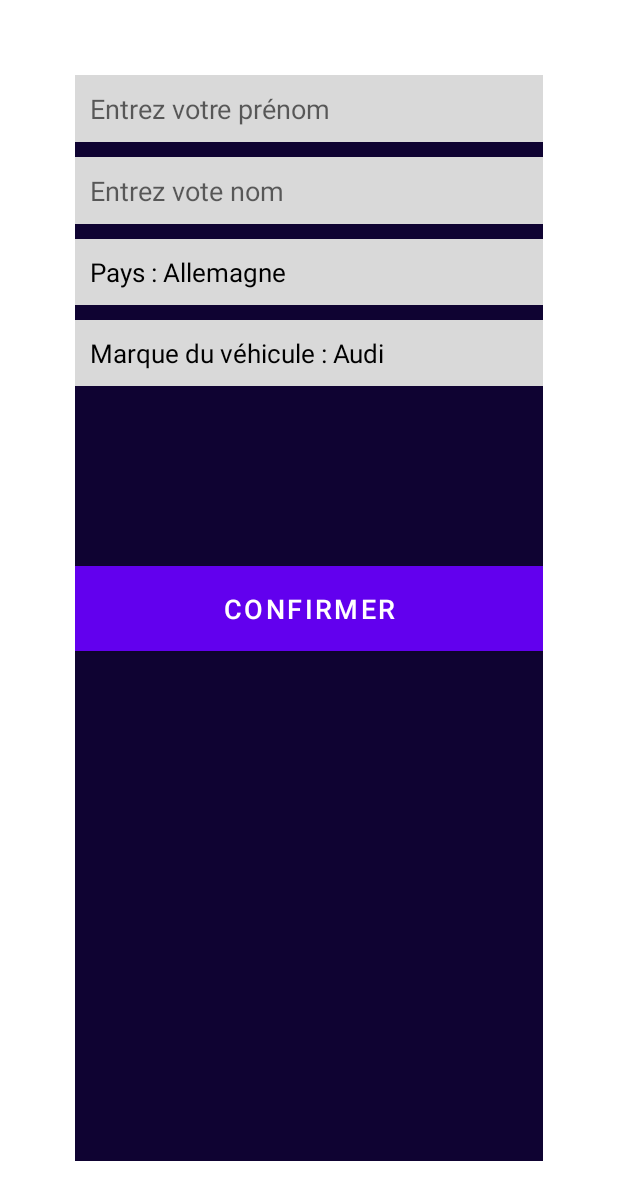
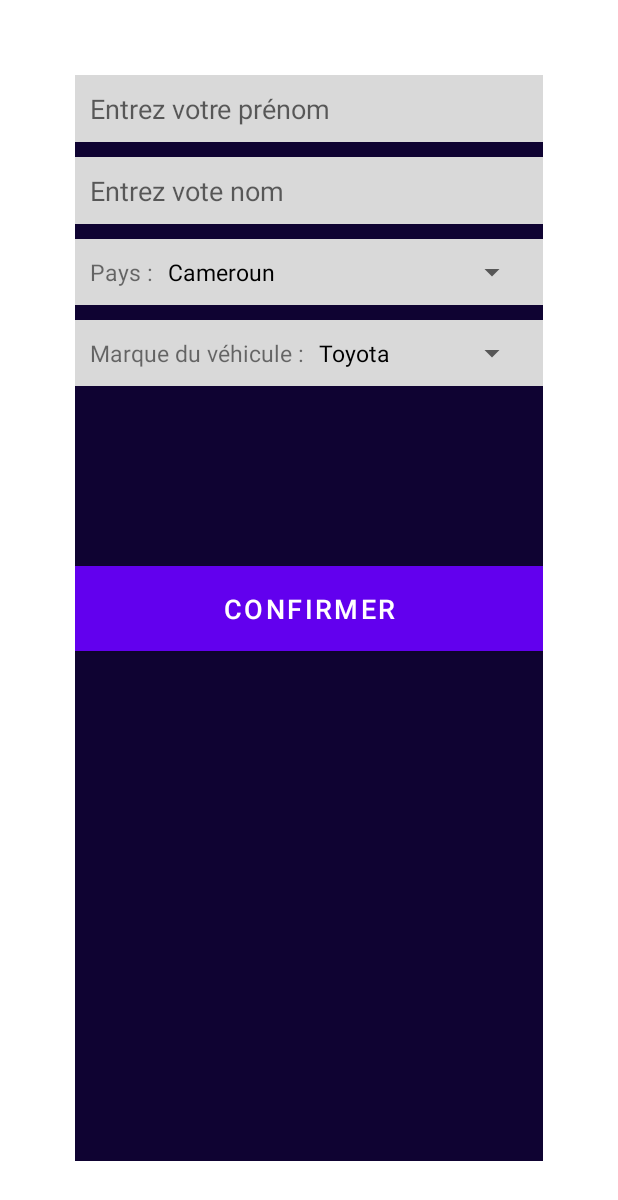
Before and after one commit to lionel-nyamsi/PFE_2023, an Android app: the layout fragment_registration.xml on its own in the app's theme, with its tools: preview values and no code run, on a phone screen of 412 x 824 dp. Shown: the top 1200 px of the screen. Run offline under Robolectric (Android 15) with nearby library versions, the phone set to English and light mode, and no system bars.

Commit message:
Finalisation du developpement front-end de l'application sur Android

```diff
--- a/AndroidApp/app/src/main/res/layout/fragment_registration.xml
+++ b/AndroidApp/app/src/main/res/layout/fragment_registration.xml
@@ -24,23 +24,53 @@
         android:padding="@dimen/defaultMargin"
         android:background="@color/gray"/>
 
-    <Spinner
-        android:id="@+id/country_spinner"
+
+    <LinearLayout
         android:layout_width="match_parent"
         android:layout_height="wrap_content"
+        android:background="@color/gray"
+        android:orientation="horizontal"
         android:layout_marginTop="@dimen/defaultMargin"
-        android:entries="@array/chooseCountrySpinnerInput"
-        android:padding="@dimen/defaultMargin"
-        android:background="@color/gray"/>
+        android:padding="@dimen/defaultMargin">
 
-    <Spinner
-        android:id="@+id/mark_spinner"
+        <TextView
+            android:layout_width="wrap_content"
+            android:layout_height="wrap_content"
+            android:text="@string/countryLabel"
+            android:textSize="15dp"/>
+
+        <Spinner
+            android:id="@+id/country_spinner"
+            android:layout_width="match_parent"
+            android:layout_height="wrap_content"
+            android:entries="@array/chooseCountrySpinnerInput"
+            android:layout_marginLeft="@dimen/defaultMargin"/>
+
+    </LinearLayout>
+
+
+    <LinearLayout
         android:layout_width="match_parent"
         android:layout_height="wrap_content"
+        android:background="@color/gray"
+        android:orientation="horizontal"
         android:layout_marginTop="@dimen/defaultMargin"
-        android:entries="@array/chooseVehiculeMarkSpinnerInput"
-        android:padding="@dimen/defaultMargin"
-        android:background="@color/gray"/>
+        android:padding="@dimen/defaultMargin">
+
+        <TextView
+            android:layout_width="wrap_content"
+            android:layout_height="wrap_content"
+            android:text="@string/markVehiculeLabel"
+            android:textSize="15dp"/>
+
+        <Spinner
+            android:id="@+id/mark_spinner"
+            android:layout_width="match_parent"
+            android:layout_height="wrap_content"
+            android:entries="@array/chooseVehiculeMarkSpinnerInput"
+            android:layout_marginLeft="@dimen/defaultMargin"/>
+
+    </LinearLayout>
 
 
     <Button
--- a/AndroidApp/app/src/main/res/layout/registrer_page.xml
+++ b/AndroidApp/app/src/main/res/layout/registrer_page.xml
@@ -40,7 +40,7 @@
     </LinearLayout>
 
     <FrameLayout
-        android:id="@+id/frament_container"
+        android:id="@+id/fragment_container"
         android:layout_width="match_parent"
         android:layout_height="wrap_content"
         android:layout_marginTop="30dp"
--- a/AndroidApp/app/src/main/res/values/dimens.xml
+++ b/AndroidApp/app/src/main/res/values/dimens.xml
@@ -5,4 +5,5 @@
     <dimen name="defaultMargin">10dp</dimen>
     <dimen name="headerMargin">80dp</dimen>
     <dimen name="borderResgistrer">50dp</dimen>
+    <dimen name="layoutMargin">50dp</dimen>
 </resources>
--- a/AndroidApp/app/src/main/res/values/strings.xml
+++ b/AndroidApp/app/src/main/res/values/strings.xml
@@ -12,20 +12,22 @@
     <!-- Registration page -->
     <string name="surnameInput">Entrez votre prénom</string>
     <string name="nameInput">Entrez vote nom</string>
+    <string name="countryLabel">Pays :</string>
+    <string name="markVehiculeLabel">Marque du véhicule : </string>
     <string name="checkBoxText">Se souvenir de moi.</string>
     <string name="confirmButtonText">CONFIRMER</string>
 
     <string-array name="chooseCountrySpinnerInput">
-        <item>Pays : Allemagne</item>
-        <item>Pays : Cameroun</item>
-        <item>Pays : France</item>
+        <item>Cameroun</item>
+        <item>Allemagne</item>
+        <item>France</item>
     </string-array>
 
     <string-array name="chooseVehiculeMarkSpinnerInput">
-        <item>Marque du véhicule : Audi</item>
-        <item>Marque du véhicule : Mercedes Benz</item>
-        <item>Marque du véhicule : Lexus</item>
-        <item>Marque du véhicule : Toyota</item>
+        <item>Toyota</item>
+        <item>Mercedes Benz</item>
+        <item>Lexus</item>
+        <item>Audi</item>
     </string-array>
 
 
--- a/AndroidApp/app/src/main/res/values/themes.xml
+++ b/AndroidApp/app/src/main/res/values/themes.xml
@@ -25,6 +25,6 @@
 
     <style name="chooseTextStyle">
         <item name="android:textColor">@color/black</item>
-        <item name="android:textSize">17dp</item>
+        <item name="android:textSize">15dp</item>
     </style>
 </resources>
```
Also changed, not shown: AndroidApp/app/src/main/java/cm/pfe2023/li_ionassist/MainActivity.kt (+7 -4 lines), AndroidApp/app/src/main/java/cm/pfe2023/li_ionassist/fragments/ConnectionFragment.kt (added, +19 -0 lines), AndroidApp/app/src/main/java/cm/pfe2023/li_ionassist/fragments/ScanCodeFragment.kt (added, +19 -0 lines), AndroidApp/app/src/main/java/cm/pfe2023/li_ionassist/fragments/WelcomeFragment.kt (added, +18 -0 lines), AndroidApp/app/src/main/res/layout/end_connection_page.xml (added, +74 -0 lines), AndroidApp/app/src/main/res/layout/fragment_connection.xml (added, +28 -0 lines), AndroidApp/app/src/main/res/layout/fragment_scan.xml (added, +28 -0 lines), AndroidApp/app/src/main/res/layout/fragment_welcome.xml (added, +19 -0 lines), AndroidApp/app/src/main/res/drawable-v24/connexion.png (added).
